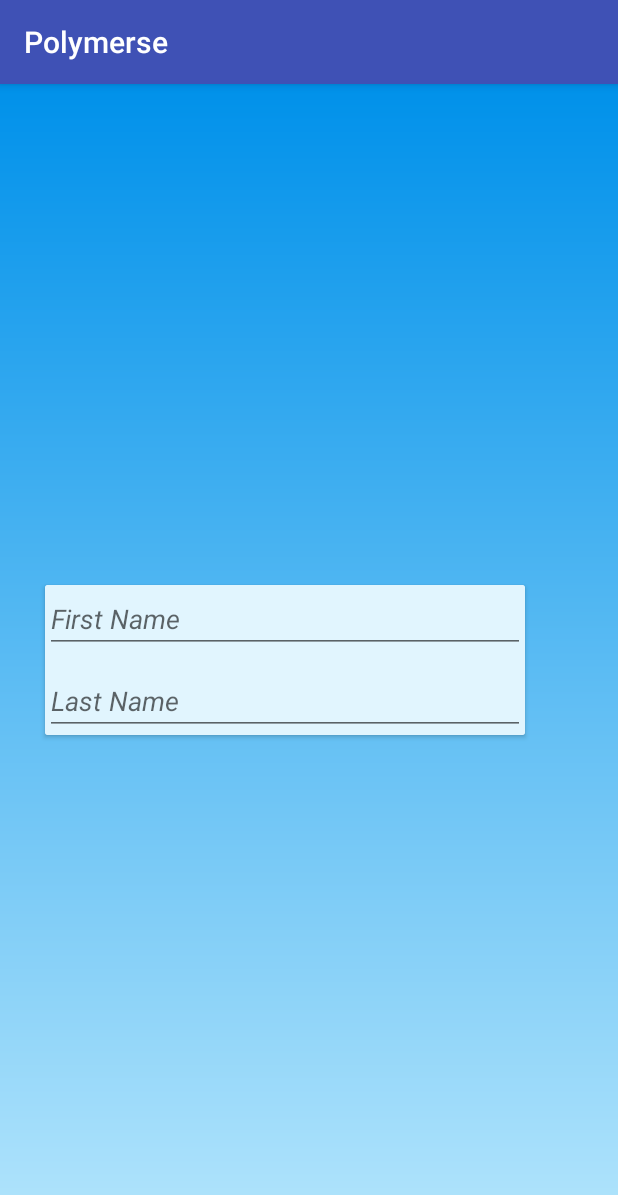
After one commit to bbah93/Capstone_BMWS, an Android app: the fragment Name_Fragment placed in its activity, on a phone screen of 412 x 824 dp. The commit adds this screen. Shown: the top 1195 px of the screen. Run offline under Robolectric (Android 15) with nearby library versions, the phone set to English and light mode, and no system bars; 1 statement that could not run was skipped.

Commit message:
starting name frag

```diff
--- a/app/build.gradle
+++ b/app/build.gradle
@@ -1,5 +1,9 @@
 apply plugin: 'com.android.application'
 
+dependencies {
+    implementation 'com.android.support.constraint:constraint-layout:+'
+    implementation 'com.android.support:support-v4:26.1.0'
+}
 android {
     compileSdkVersion 26
     defaultConfig {
--- a/app/src/main/AndroidManifest.xml
+++ b/app/src/main/AndroidManifest.xml
@@ -11,8 +11,7 @@
         android:roundIcon="@mipmap/ic_launcher_round"
         android:supportsRtl="true"
         android:theme="@style/AppTheme">
-        <activity android:name=".MainActivity">
-        </activity>
+        <activity android:name=".MainActivity"></activity>
         <activity
             android:name=".HomeActivity"
             android:label="@string/title_activity_navigation"
@@ -24,7 +23,8 @@
             </intent-filter>
         </activity>
         <activity android:name=".SignupActivity" />
-        <activity android:name=".LoginActivity"></activity>
+        <activity android:name=".LoginActivity" />
+        <activity android:name=".Profile_Creation.Prof_Create"></activity>
     </application>
 
 </manifest>
--- /dev/null
+++ b/app/src/main/java/com/nyc/polymerse/Profile_Creation/Name_Fragment.java
@@ -0,0 +1,36 @@
+package com.nyc.polymerse.Profile_Creation;
+
+
+import android.os.Bundle;
+import android.support.annotation.NonNull;
+import android.support.annotation.Nullable;
+import android.support.v4.app.Fragment;
+import android.view.LayoutInflater;
+import android.view.View;
+import android.view.ViewGroup;
+
+import com.nyc.polymerse.R;
+
+/**
+ * A simple {@link Fragment} subclass.
+ */
+public class Name_Fragment extends Fragment {
+
+
+    public static String TAG;
+
+    public Name_Fragment() {
+        // Required empty public constructor
+    }
+
+
+    @Override
+    public View onCreateView(@NonNull LayoutInflater inflater, @Nullable ViewGroup container,
+                             @Nullable Bundle savedInstanceState) {
+        // Inflate the layout for this fragment
+        return inflater.inflate(R.layout.fragment_name, container, false);
+
+
+    }
+
+}
--- /dev/null
+++ b/app/src/main/java/com/nyc/polymerse/Profile_Creation/Prof_Create.java
@@ -0,0 +1,25 @@
+package com.nyc.polymerse.Profile_Creation;
+
+import android.support.v7.app.AppCompatActivity;
+import android.os.Bundle;
+
+import com.nyc.polymerse.R;
+
+public class Prof_Create extends AppCompatActivity {
+
+    @Override
+    protected void onCreate(Bundle savedInstanceState) {
+        super.onCreate(savedInstanceState);
+        setContentView(R.layout.activity_prof__create);
+        if (savedInstanceState == null){
+            Name_Fragment name_fragment = new Name_Fragment();
+            name_fragment.getFragmentManager()
+                    .beginTransaction()
+                    .add(R.id.fragment_container, name_fragment, Name_Fragment.TAG)
+                    .commit();
+
+
+        }
+
+    }
+}
--- /dev/null
+++ b/app/src/main/res/drawable/gradient_background.xml
@@ -0,0 +1,13 @@
+<?xml version="1.0" encoding="utf-8"?>
+<shape xmlns:android="http://schemas.android.com/apk/res/android"
+    android:shape="rectangle">
+
+    <gradient
+        android:startColor="#0091EA"
+        android:endColor="#B3E5FC"
+        android:angle="270"
+        android:type="linear"/>
+
+
+
+</shape>
--- /dev/null
+++ b/app/src/main/res/layout/activity_prof__create.xml
@@ -0,0 +1,11 @@
+<?xml version="1.0" encoding="utf-8"?>
+<FrameLayout
+    android:id="@+id/fragment_container"
+    android:layout_width="match_parent"
+    android:layout_height="match_parent"
+    xmlns:android="http://schemas.android.com/apk/res/android"
+    >
+
+
+
+</FrameLayout>
--- /dev/null
+++ b/app/src/main/res/layout/fragment_name.xml
@@ -0,0 +1,55 @@
+<LinearLayout
+    xmlns:android="http://schemas.android.com/apk/res/android"
+    xmlns:tools="http://schemas.android.com/tools"
+    android:layout_width="match_parent"
+    android:layout_height="match_parent"
+    android:orientation="horizontal"
+    xmlns:card_view="http://schemas.android.com/tools"
+    tools:context="com.nyc.polymerse.Profile_Creation.Name_Fragment"
+    android:layout_centerInParent="true"
+    android:layout_gravity="center"
+    android:background="@drawable/gradient_background"
+    >
+
+    <android.support.v7.widget.CardView
+        android:id="@+id/name_card"
+        android:layout_width="320dp"
+        android:layout_height="100dp"
+        android:layout_gravity="center_vertical"
+        android:layout_marginStart="30dp"
+        android:layout_marginEnd="@dimen/activity_horizontal_margin"
+        card_view:cardElevation="20dp"
+        card_view:cardUseCompatPadding="true"
+        card_view:cardBorder="20dp"
+        card_view:cardCornerRadius= "20dp"
+        >
+
+        <RelativeLayout
+            android:layout_width="wrap_content"
+            android:layout_height="wrap_content"
+            android:background="#E1F5FE">
+
+            <android.support.design.widget.TextInputEditText
+                android:id="@+id/first_name"
+                android:layout_width="match_parent"
+                android:layout_height="wrap_content"
+                android:layout_alignParentStart="true"
+                android:layout_alignParentTop="true"
+                android:layout_gravity="bottom"
+                android:textStyle="italic"
+                android:hint="@string/first_name" />
+
+            <android.support.design.widget.TextInputEditText
+                android:id="@+id/last_name"
+                android:layout_width="match_parent"
+                android:layout_height="wrap_content"
+                android:layout_alignParentBottom="true"
+                android:textStyle="italic"
+
+                android:hint="@string/last_name" />
+
+
+        </RelativeLayout>
+    </android.support.v7.widget.CardView>
+
+</LinearLayout>
--- a/app/src/main/res/values/strings.xml
+++ b/app/src/main/res/values/strings.xml
@@ -16,4 +16,8 @@
     <string name="btn_link_to_signup">Signup</string>
     <string name="auth_failed">Login failed</string>
     <string name="hello_user_string">hello user!</string>
+
+    <string name="hello_blank_fragment">Hello blank fragment</string>
+    <string name="first_name">First Name</string>
+    <string name="last_name">Last Name</string>
 </resources>
```
